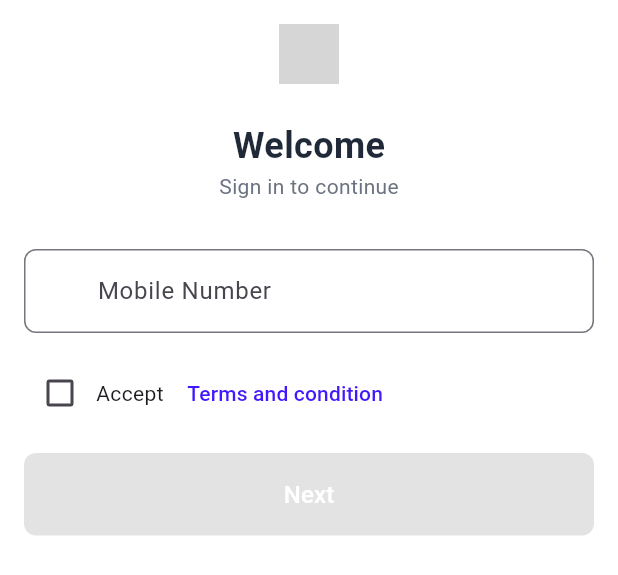
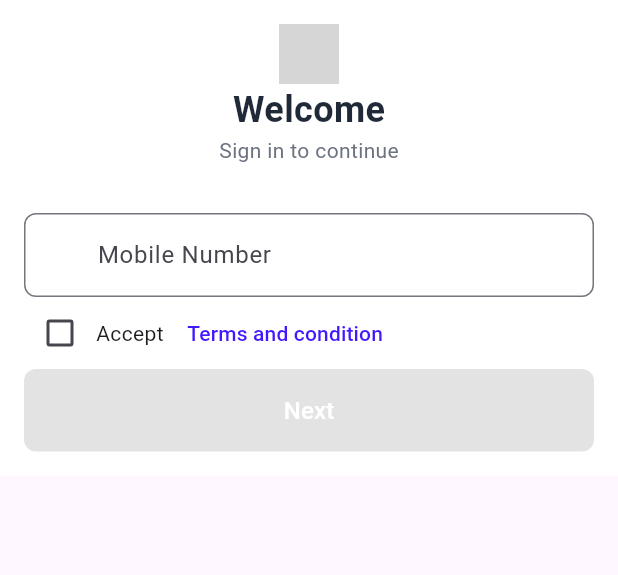
Before and after one commit to rajchheda242/oruphones_app, a Flutter app: the LoginView widget shown alone on an empty page, opened directly, on a phone screen of 412 x 824 dp. Shown: the top 575 px of the screen. Run offline on Flutter 3.47's test engine with Material 3 defaults, Android fonts, the phone set to English and light mode, and no system bars; our stand-ins replace dio, firebase_core, firebase_messaging, lottie, permission_handler, stacked; accounts and stored records are empty; network calls fail; grey boxes are pictures that could not be loaded.

Commit message:
Enhance login flow with error handling, form validation, and improved UI

```diff
--- a/lib/ui/views/auth/login_view.dart
+++ b/lib/ui/views/auth/login_view.dart
@@ -21,25 +21,57 @@
             ? const BorderRadius.vertical(top: Radius.circular(16))
             : null,
       ),
+      child: SingleChildScrollView(
         child: Column(
           mainAxisSize: isBottomSheet ? MainAxisSize.min : MainAxisSize.max,
           children: [
-          // Close button for bottom sheet
-          if (isBottomSheet)
-            Align(
+            if (isBottomSheet) _buildCloseButton(),
+            _buildLogo(),
+            _buildWelcomeText(),
+            if (viewModel.errorMessage != null)
+              Padding(
+                padding: const EdgeInsets.only(bottom: 16),
+                child: Text(
+                  viewModel.errorMessage!,
+                  style: const TextStyle(color: Colors.red, fontSize: 12),
+                ),
+              ),
+            TextFormField(
+              controller: viewModel.phoneController,
+              keyboardType: TextInputType.phone,
+              maxLength: 10,
+              onChanged: (_) => viewModel.notifyListeners(),
+              decoration: InputDecoration(
+                prefixText: '+91 ',
+                hintText: 'Mobile Number',
+                errorText: viewModel.phoneError,
+                border: OutlineInputBorder(
+                  borderRadius: BorderRadius.circular(8),
+                ),
+                counterText: '',
+              ),
+            ),
+            _buildTermsAndConditions(viewModel),
+            _buildNextButton(viewModel),
+          ],
+        ),
+      ),
+    );
+  }
+
+  Widget _buildCloseButton() => Align(
         alignment: Alignment.topRight,
         child: IconButton(
           icon: const Icon(Icons.close),
           onPressed: () => Navigator.pop(context),
         ),
-            ),
+      );
 
-          // Logo
-          Image.asset('assets/images/logo.png', height: 40),
-          const SizedBox(height: 24),
+  Widget _buildLogo() => Image.asset('assets/images/logo.png', height: 40);
 
-          // Welcome text
-          const Text(
+  Widget _buildWelcomeText() => Column(
+        children: const [
+          Text(
             'Welcome',
             style: TextStyle(
               fontSize: 24,
@@ -47,31 +79,15 @@
               color: Color(0xFF1F2937),
             ),
           ),
-          const Text(
+          Text(
             'Sign in to continue',
-            style: TextStyle(
-              fontSize: 14,
-              color: Color(0xFF6B7280),
+            style: TextStyle(fontSize: 14, color: Color(0xFF6B7280)),
           ),
-          ),
-          const SizedBox(height: 32),
+          SizedBox(height: 32),
+        ],
+      );
 
-          // Phone number input
-          TextFormField(
-            controller: viewModel.phoneController,
-            keyboardType: TextInputType.phone,
-            decoration: InputDecoration(
-              prefixText: '+91 ',
-              hintText: 'Mobile Number',
-              border: OutlineInputBorder(
-                borderRadius: BorderRadius.circular(8),
-              ),
-            ),
-          ),
-          const SizedBox(height: 16),
-
-          // Terms and conditions
-          Row(
+  Widget _buildTermsAndConditions(LoginViewModel viewModel) => Row(
         children: [
           Checkbox(
             value: viewModel.acceptedTerms,
@@ -88,11 +104,9 @@
             ),
           ),
         ],
-          ),
-          const SizedBox(height: 16),
+      );
 
-          // Next button
-          SizedBox(
+  Widget _buildNextButton(LoginViewModel viewModel) => SizedBox(
         width: double.infinity,
         child: ElevatedButton(
           onPressed: viewModel.canProceed ? viewModel.generateOtp : null,
@@ -113,11 +127,7 @@
                   ),
                 ),
         ),
-          ),
-        ],
-      ),
       );
-  }
 
   @override
   LoginViewModel viewModelBuilder(BuildContext context) => LoginViewModel();
--- a/lib/ui/views/auth/login_viewmodel.dart
+++ b/lib/ui/views/auth/login_viewmodel.dart
@@ -5,6 +5,13 @@
 class LoginViewModel extends BaseViewModel {
   final phoneController = TextEditingController();
   bool _acceptedTerms = false;
+  String? errorMessage;
+
+  String? get phoneError {
+    if (phoneController.text.isEmpty) return null;
+    if (phoneController.text.length != 10) return 'Enter valid number';
+    return null;
+  }
 
   bool get acceptedTerms => _acceptedTerms;
   bool get canProceed => phoneController.text.length == 10 && _acceptedTerms;
@@ -19,16 +26,24 @@
 
     try {
       setBusy(true);
+      errorMessage = null;
       final phone = phoneController.text;
 
-      await AuthService().generateOtp(
+      final result = await AuthService().generateOtp(
         countryCode: 91,
         mobileNumber: int.parse(phone),
       );
 
-      // TODO: Navigate to OTP verification screen
+      if (!result.success) {
+        errorMessage = result.error;
+        notifyListeners();
+        return;
+      }
+
+      // TODO: Navigation
     } catch (e) {
-      setError(e.toString());
+      errorMessage = 'Something went wrong. Please try again.';
+      notifyListeners();
     } finally {
       setBusy(false);
     }
```
Also changed, not shown: lib/core/models/api_response.dart (added, +11 -0 lines), lib/services/auth_service.dart (+7 -5 lines), 1 other file. Lines whose indentation alone changed are shown as unchanged.
